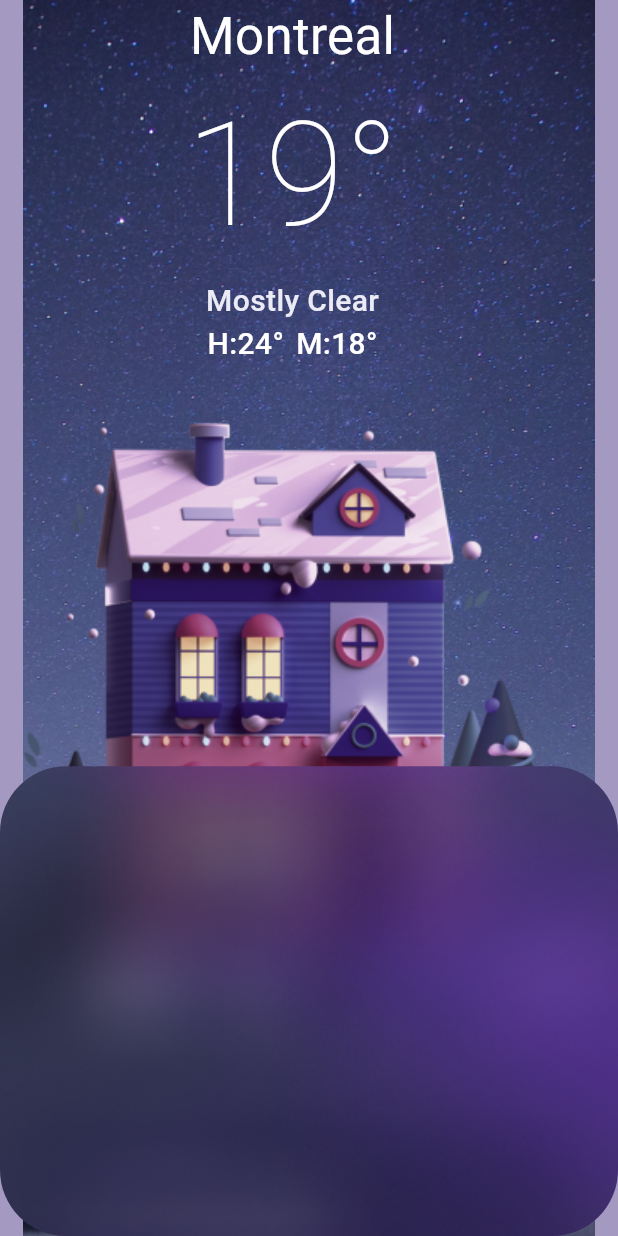
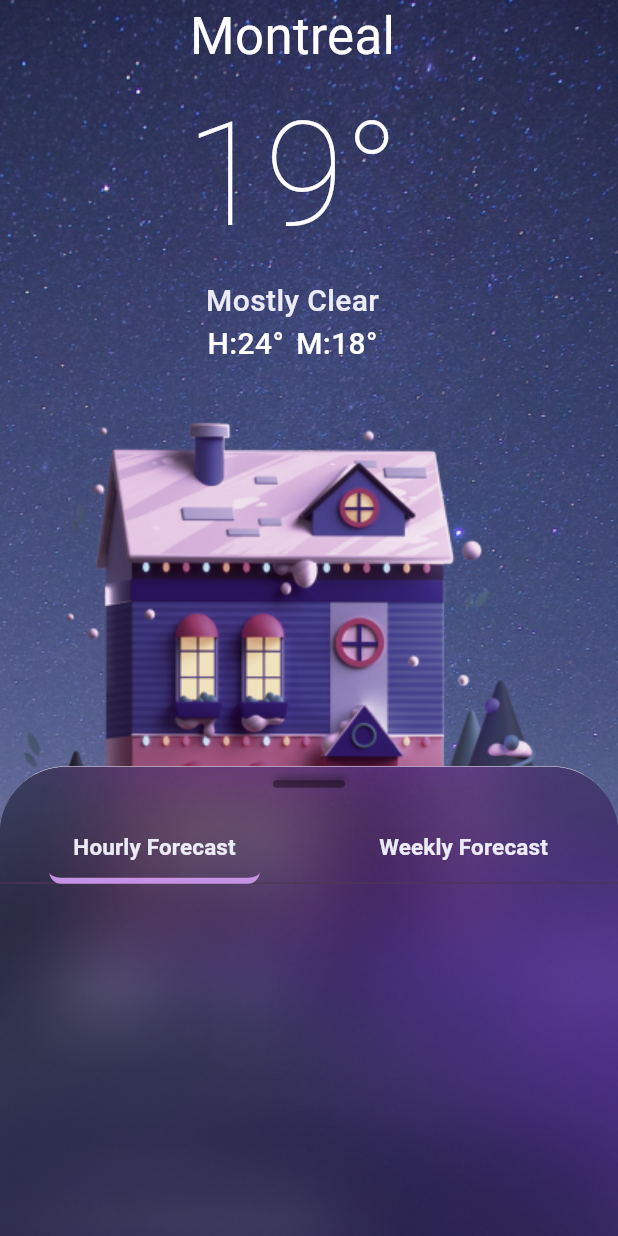
Before and after one commit to As-tra/Flutter_UI, a Flutter app: the screen it shows after launch, on a phone screen of 412 x 824 dp. Run offline on Flutter 3.47's test engine with Material 3 defaults, Android fonts, the phone set to English and light mode, and no system bars; our stand-ins replace device_preview.

Commit message:
create custom tab bar

```diff
--- a/lib/constants.dart
+++ b/lib/constants.dart
@@ -3,3 +3,4 @@ import 'package:flutter/material.dart';
 const Color kBgColor = Color(0xffA499C0);
 const Color kPrimaryColor = Color(0xffffffff);
 const Color kSecondary = Color(0xffEBEBF5);
+const Color kGrey1 = Color(0xffEBEBF5);
--- a/lib/main.dart
+++ b/lib/main.dart
@@ -4,14 +4,9 @@ import 'package:weather_app/views/home_view.dart';
 
 void main() {
   runApp(
-    DevicePreview(
-      enabled: true,
-      builder: (context) {
-      return const MyApp();
-    }),
+    const MyApp(),
   );
 }
-
 class MyApp extends StatelessWidget {
   const MyApp({super.key});
 
@@ -19,8 +14,8 @@ class MyApp extends StatelessWidget {
   @override
   Widget build(BuildContext context) {
     return MaterialApp(
-      builder: DevicePreview.appBuilder,
-      locale: DevicePreview.locale(context),
+      // builder: DevicePreview.appBuilder,
+      // locale: DevicePreview.locale(context),
       debugShowCheckedModeBanner: false,
       home: const HomeView(),
     );
--- a/lib/utils/assets.dart
+++ b/lib/utils/assets.dart
@@ -1,6 +1,26 @@
 // ignore_for_file: prefer_single_quotes
 class Assets {
   Assets._();
+
+  /// Assets for iconsMoonCloudFastWind
+  /// assets/icons/MoonCloudFastWind.png
+  static const String iconsMoonCloudFastWind = "assets/icons/MoonCloudFastWind.png";
+
+  /// Assets for iconsMoonCloudMidRain
+  /// assets/icons/MoonCloudMidRain.png
+  static const String iconsMoonCloudMidRain = "assets/icons/MoonCloudMidRain.png";
+
+  /// Assets for iconsSunCloudAngledRain
+  /// assets/icons/SunCloudAngledRain.png
+  static const String iconsSunCloudAngledRain = "assets/icons/SunCloudAngledRain.png";
+
+  /// Assets for iconsSunCloudMidRain
+  /// assets/icons/SunCloudMidRain.png
+  static const String iconsSunCloudMidRain = "assets/icons/SunCloudMidRain.png";
+
+  /// Assets for iconsTornado
+  /// assets/icons/Tornado.png
+  static const String iconsTornado = "assets/icons/Tornado.png";
 
   /// Assets for imagesBg
   /// assets/images/bg.png
@@ -13,4 +33,12 @@ class Assets {
   /// Assets for imagesHouse
   /// assets/images/House.png
   static const String imagesHouse = "assets/images/House.png";
+
+  /// Assets for imagesModal
+  /// assets/images/Modal.png
+  static const String imagesModal = "assets/images/Modal.png";
+
+  /// Assets for imagesNewBottomSheetBg
+  /// assets/images/newBottomSheetBg.png
+  static const String imagesNewBottomSheetBg = "assets/images/newBottomSheetBg.png";
 }
--- a/lib/utils/styles.dart
+++ b/lib/utils/styles.dart
@@ -17,4 +17,10 @@ abstract class Styles {
     fontWeight: FontWeight.w500,
     color: kPrimaryColor,
   );
+
+  static const TextStyle textStyleSemiBold15 = TextStyle(
+    fontSize: 15,
+    fontWeight: FontWeight.w600,
+    color: kPrimaryColor,
+  );
 }
--- a/lib/widgets/bottom_sheet.dart
+++ b/lib/widgets/bottom_sheet.dart
@@ -1,5 +1,8 @@
 import 'package:flutter/material.dart';
 import 'package:weather_app/utils/assets.dart';
+import 'package:weather_app/widgets/cursor_to_drag.dart';
+import 'package:weather_app/widgets/custom_tab_bar.dart';
+import 'package:weather_app/widgets/weather_state_item.dart';
 
 class CustomBottomSheet extends StatelessWidget {
   const CustomBottomSheet({super.key});
@@ -10,15 +13,52 @@ class CustomBottomSheet extends StatelessWidget {
       initialChildSize: 0.38,
       builder: (BuildContext context, ScrollController scrollController) {
         return Container(
-          decoration: BoxDecoration(
-            borderRadius: BorderRadius.circular(44),
-            image: const DecorationImage(
-              image: AssetImage(Assets.imagesBottomSheetBg),
-              fit: BoxFit.cover,
-            ),
+          decoration: _getDecoration(),
+          child: ListView(
+            controller: scrollController,
+            padding: const EdgeInsets.symmetric(vertical: 9),
+            children: const [
+              CursorToDrag(),
+              SizedBox(height: 16),
+              SizedBox(
+                height: 120,
+                child: CustomTabBar(),
+              ),
+            ],
           ),
         );
       },
     );
   }
+
+  BoxDecoration _getDecoration() {
+    return BoxDecoration(
+      border: _buildBorder(),
+      borderRadius: const BorderRadius.only(
+        topLeft: Radius.circular(44),
+        topRight: Radius.circular(44),
+      ),
+      gradient: const LinearGradient(
+        begin: Alignment.topLeft,
+        end: Alignment.bottomRight,
+        colors: [
+          Color(0xff2E335A),
+          Color(0xff1C1B33),
+        ],
+      ),
+      image: const DecorationImage(
+        image: AssetImage(Assets.imagesNewBottomSheetBg),
+        fit: BoxFit.fill,
+      ),
+    );
+  }
+
+  Border _buildBorder() {
+    return const Border(
+      top: BorderSide(
+        color: Colors.white,
+        width: 0.3,
+      ),
+    );
+  }
 }
--- /dev/null
+++ b/lib/widgets/cursor_to_drag.dart
@@ -0,0 +1,32 @@
+import 'package:flutter/material.dart';
+
+class CursorToDrag extends StatelessWidget {
+  const CursorToDrag({
+    super.key,
+  });
+
+  @override
+  Widget build(BuildContext context) {
+    return Row(
+      crossAxisAlignment: CrossAxisAlignment.start,
+      mainAxisAlignment: MainAxisAlignment.center,
+      children: [
+        Container(
+          height: 5,
+          width: 48,
+          decoration: BoxDecoration(
+            color: Colors.black38,
+            borderRadius: BorderRadius.circular(20),
+            boxShadow: const [
+              BoxShadow(
+                offset: Offset(1, -3),
+                color: Colors.black26,
+                blurRadius: 3,
+              )
+            ],
+          ),
+        )
+      ],
+    );
+  }
+}
--- /dev/null
+++ b/lib/widgets/custom_tab_bar.dart
@@ -0,0 +1,64 @@
+import 'package:flutter/material.dart';
+import 'package:weather_app/constants.dart';
+import 'package:weather_app/utils/styles.dart';
+
+class CustomTabBar extends StatelessWidget {
+  const CustomTabBar({super.key});
+
+  static List<String> tabTitles = ["Hourly Forecast", "Weekly Forecast"];
+
+  @override
+  Widget build(BuildContext context) {
+    return DefaultTabController(
+      length: 2,
+      child: Column(
+        children: [
+          TabBar(
+            tabAlignment: TabAlignment.fill,
+            dividerColor: const Color(0xff4C3657),
+            // indicatorPadding: const EdgeInsets.symmetric(horizontal: 10),
+            indicator: _buildIndicator(),
+            tabs: tabTitles
+                .map(
+                  (e) => Tab(
+                    child: Padding(
+                      padding: const EdgeInsets.symmetric(horizontal: 16.0),
+                      child: Text(
+                        e,
+                        style: Styles.textStyleSemiBold15.copyWith(
+                          color: kGrey1,
+                        ),
+                      ),
+                    ),
+                  ),
+                )
+                .toList(),
+          ),
+          const Expanded(
+            child: TabBarView(
+              children: [
+                SizedBox(),
+                SizedBox(),
+              ],
+            ),
+          ),
+        ],
+      ),
+    );
+  }
+}
+
+BoxDecoration _buildIndicator() {
+  return const BoxDecoration(
+    borderRadius: BorderRadius.only(
+      bottomLeft: Radius.circular(8),
+      bottomRight: Radius.circular(8),
+    ),
+    border: Border(
+      bottom: BorderSide(
+        color: Color(0xffC692E5),
+        width: 4,
+      ),
+    ),
+  );
+}
--- a/lib/widgets/home_view_body.dart
+++ b/lib/widgets/home_view_body.dart
@@ -10,7 +10,12 @@ class HomeViewBody extends StatelessWidget {
   Widget build(BuildContext context) {
     return Stack(
       children: [
-        Positioned.fill(child: Image.asset(Assets.imagesBg)),
+        Positioned.fill(
+          child: Image.asset(
+            Assets.imagesBg,
+            fit: BoxFit.cover,
+          ),
+        ),
         SafeArea(
           child: Column(
             children: [
--- /dev/null
+++ b/lib/widgets/weather_state_item.dart
@@ -0,0 +1,50 @@
+import 'package:flutter/material.dart';
+import 'package:weather_app/utils/assets.dart';
+import 'package:weather_app/utils/styles.dart';
+
+class WeatherStateItem extends StatelessWidget {
+  const WeatherStateItem({super.key});
+
+  @override
+  Widget build(BuildContext context) {
+    return Container(
+      padding: const EdgeInsets.symmetric(vertical: 16, horizontal: 8),
+      decoration: BoxDecoration(
+        borderRadius: BorderRadius.circular(30),
+        color: const Color(0xff48319D).withOpacity(.5),
+        border: Border.all(
+          color: Colors.white.withOpacity(0.2),
+        ),
+        boxShadow: [
+          BoxShadow(
+            color: Colors.white.withOpacity(.25),
+            offset: const Offset(1, 1),
+            blurStyle: BlurStyle.inner,
+          ),
+          BoxShadow(
+            color: Colors.black.withOpacity(.25),
+            offset: const Offset(5, 4),
+            blurRadius: 10,
+          ),
+        ],
+      ),
+      child: Column(
+        children: [
+          const Text(
+            "12 AM",
+            style: Styles.textStyleSemiBold15,
+          ),
+          const SizedBox(height: 16),
+          Image.asset(Assets.iconsMoonCloudFastWind),
+          const SizedBox(height: 16),
+          Text(
+            "19°",
+            style: Styles.textStyleMedium20.copyWith(
+              fontWeight: FontWeight.normal,
+            ),
+          ),
+        ],
+      ),
+    );
+  }
+}
--- a/pubspec.yaml
+++ b/pubspec.yaml
@@ -51,6 +51,7 @@ flutter:
   # To add assets to your application, add an assets section, like this:
   assets:
     - assets/images/
+    - assets/icons/
   #   - images/a_dot_ham.jpeg
   # An image asset can refer to one or more resolution-specific "variants", see
   # https://flutter.dev/to/resolution-aware-images
@@ -72,7 +73,7 @@ flutter:
   # For details regarding fonts from package dependencies,
   # see https://flutter.dev/to/font-from-package
 flutter_assets:
-  assets_path: assets/images/
+  assets_path: assets/
   output_path: lib/utils/
   filename: assets.dart
   field_prefix: null
```
Also changed, not shown: assets/icons/MoonCloudFastWind.png (added), assets/icons/MoonCloudMidRain.png (added), assets/icons/SunCloudAngledRain.png (added), assets/icons/SunCloudMidRain.png (added), assets/icons/Tornado.png (added), assets/images/Modal.png (added), assets/images/newBottomSheetBg.png (added).
